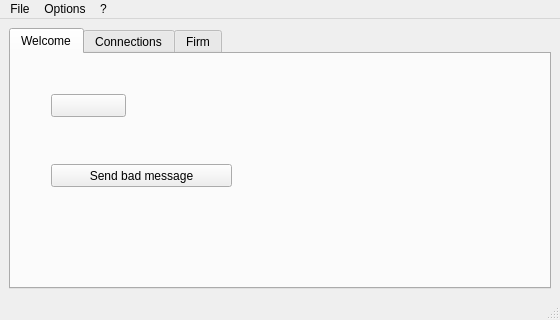
Before: the Qt Designer form network-example/network-server/forms/ServerMainWindow.ui in hasboeuf/hb, drawn with Qt 5.
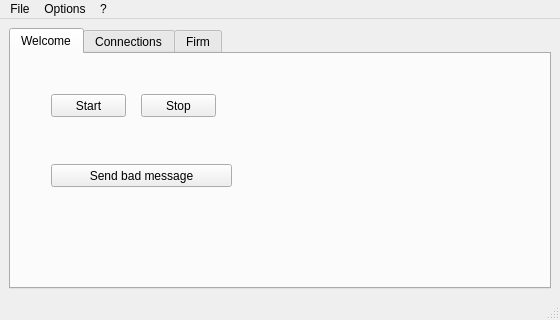
After: the same form once the commit is applied.

Commit message: * HbNetwork development... Client seems ok. Server do not handle client socket.

The edit to the form file:
```diff
--- a/network-example/network-server/forms/ServerMainWindow.ui
+++ b/network-example/network-server/forms/ServerMainWindow.ui
@@ -34,7 +34,7 @@
          </rect>
         </property>
         <property name="text">
-         <string/>
+         <string>Start</string>
         </property>
        </widget>
        <widget class="QPushButton" name="pushButton">
@@ -50,6 +50,19 @@
          <string>Send bad message</string>
         </property>
        </widget>
+       <widget class="QPushButton" name="ui_qpb_stop">
+        <property name="geometry">
+         <rect>
+          <x>130</x>
+          <y>40</y>
+          <width>75</width>
+          <height>23</height>
+         </rect>
+        </property>
+        <property name="text">
+         <string>Stop</string>
+        </property>
+       </widget>
       </widget>
       <widget class="QWidget" name="tab_3">
        <attribute name="title">
```
The commit also changes 18 other files.
